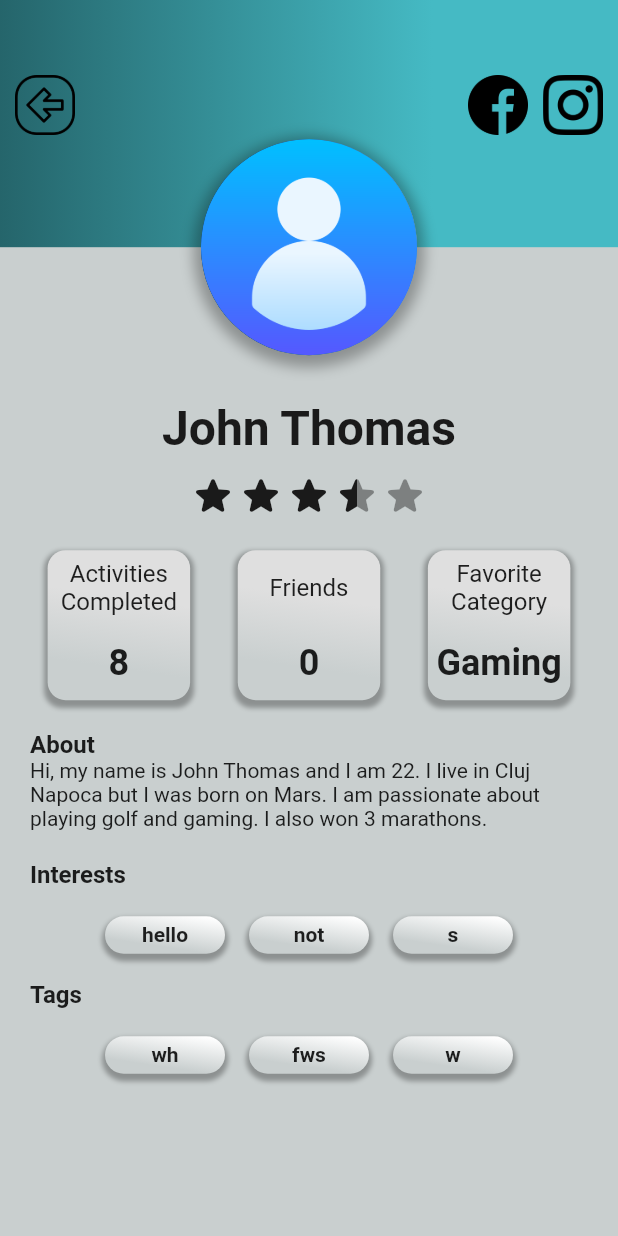
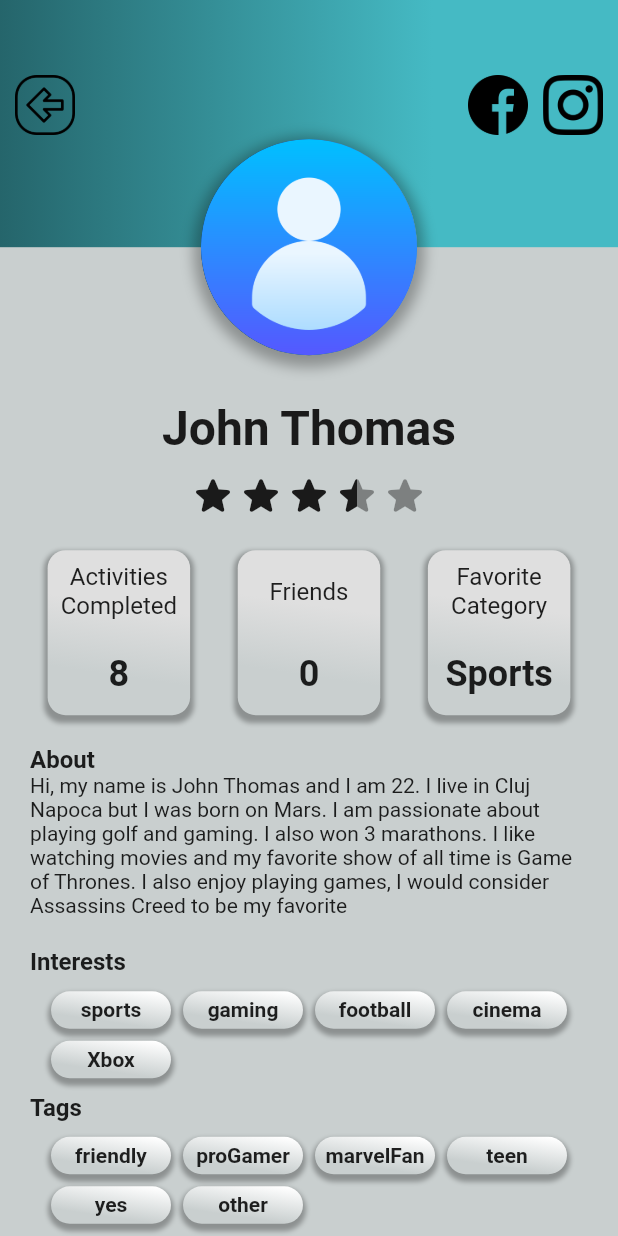
Before and after one commit to DPITmsg/ConnectWave-FE, a Flutter app: the screen it shows after launch, on a phone screen of 412 x 824 dp. Run offline on Flutter 3.47's test engine with Material 2 defaults, Android fonts, the phone set to English and light mode, and no system bars; drawn by our look-alikes of flutter_rating_bar; missing offline and left inert: dart:ffi.

Commit message:
Fixed some of the overflowing errors
Fixed some of the overflowing errors

```diff
--- a/lib/profilepage/Classes/user.dart
+++ b/lib/profilepage/Classes/user.dart
@@ -7,6 +7,7 @@ class User {
   String _about = '';
   List<String> _interests = [];
   List<String> _tags = [];
+  String _image = '';
 
 
   User({
@@ -17,13 +18,21 @@ class User {
     required favcategory,
     required about,
     required interests,
-    required tags}):_name = name, _rating = rating, _activicompleted = activicompleted, _friends = friends, _favcategory = favcategory, _about = about, _interests = interests, _tags = tags;
+    required tags,
+    required image}):_name = name, _rating = rating, _activicompleted = activicompleted, _friends = friends, _favcategory = favcategory, _about = about, _interests = interests, _tags = tags, _image = image;
 
   String get name => _name;
   List<String> get tags => _tags;
   List<String> get interests => _interests;
   String get about => _about;
   String get favcategory => _favcategory;
+
+  String get image => _image;
+
+  set image(String value) {
+    _image = value;
+  }
+
   int get friends => _friends;
   int get activicompleted => _activicompleted;
   double get rating => _rating;
--- a/lib/profilepage/Widgets/cardsprofilestats.dart
+++ b/lib/profilepage/Widgets/cardsprofilestats.dart
@@ -11,7 +11,7 @@ class CardProfile extends StatelessWidget {
   Widget build(BuildContext context) {
     return Container(
       width: 95,
-      height: 100,
+      height: 110,
       decoration: BoxDecoration(
           borderRadius: BorderRadius.circular(12),
           gradient: LinearGradient(colors: [Color(0xffDFDFDF), Color(0xffc9cfcf)], stops: [0.3, 0.8], transform: GradientRotation(8)),
--- a/lib/profilepage/Widgets/interestsortags.dart
+++ b/lib/profilepage/Widgets/interestsortags.dart
@@ -8,13 +8,13 @@ class IntOrTags extends StatelessWidget {
   @override
   Widget build(BuildContext context) {
     return Container(
-      child: SingleChildScrollView(
-        scrollDirection: Axis.horizontal,
-        child: Row(
+      child: Wrap(
+        direction: Axis.horizontal,
+        alignment: WrapAlignment.start,
+        spacing: 8,
+        runSpacing: 8,
         children: elementList.map((element) {
           return Container(
-              margin: EdgeInsets.all(8),
-              child: Container(
             width: 80,
             height: 25,
             decoration: BoxDecoration(
@@ -29,11 +29,9 @@ class IntOrTags extends StatelessWidget {
                   )
                 ]
             ),
-                child: Center(child: Text(element, style: TextStyle(fontWeight: FontWeight.bold),)),
-              ),
+            child: Center(child: Text(element, style: TextStyle(fontWeight: FontWeight.bold))),
           );
         }).toList(),
-        ),
       ),
     );
   }
--- a/lib/profilepage/Widgets/profilepage.dart
+++ b/lib/profilepage/Widgets/profilepage.dart
@@ -16,10 +16,12 @@ class ProfilePage extends StatelessWidget {
       rating: 3.5,
       activicompleted: 8,
       friends: 0,
-      favcategory: 'Gaming',
-      about: 'Hi, my name is John Thomas and I am 22. I live in Cluj Napoca but I was born on Mars. I am passionate about playing golf and gaming. I also won 3 marathons.',
-      interests: ['hello', 'not', 's'],
-      tags: ['wh', 'fws', 'w']
+      favcategory: 'Sports',
+      about: 'Hi, my name is John Thomas and I am 22. I live in Cluj Napoca but I was born on Mars. I am passionate about playing golf and gaming. I also won 3 marathons. I like watching movies and my favorite show of all time is Game of Thrones. '
+          'I also enjoy playing games, I would consider Assassins Creed to be my favorite',
+      interests: ['sports', 'gaming', 'football', 'cinema', 'Xbox'],
+      tags: ['friendly', 'proGamer', 'marvelFan', 'teen', 'yes', 'other'],
+      image: 'assets/profilepic2.png'
   );
 
 
@@ -33,7 +35,9 @@ class ProfilePage extends StatelessWidget {
     return Scaffold(
       appBar: null,
       body: Container(
+        height: screenHeight,
         decoration: BoxDecoration(color: Color(0xffc9cfcf)),
+        child: SingleChildScrollView(
           child: Stack(
             children: [
               Center(child: Icon(Icons.arrow_back_rounded)),
@@ -54,9 +58,9 @@ class ProfilePage extends StatelessWidget {
                       child: Row(
                         mainAxisAlignment: MainAxisAlignment.spaceEvenly,
                         children: [
-                        CardProfile(user_details.activicompleted.toString(), 'Activities Completed'),
-                        CardProfile(user_details.friends.toString(), 'Friends'),
-                        CardProfile(user_details.favcategory, 'Favorite Category'),
+                          InkWell(onTap: (){}, child: CardProfile(user_details.activicompleted.toString(), 'Activities Completed')),
+                          InkWell(onTap: (){}, child: CardProfile(user_details.friends.toString(), 'Friends')),
+                          InkWell(onTap: (){}, child: CardProfile(user_details.favcategory, 'Favorite Category')),
                         ],
                       ),
                     ),
@@ -113,6 +117,7 @@ class ProfilePage extends StatelessWidget {
             ],
           ),
         ),
+      ),
     );
   }
 }
```
Lines whose indentation alone changed are shown as unchanged.
